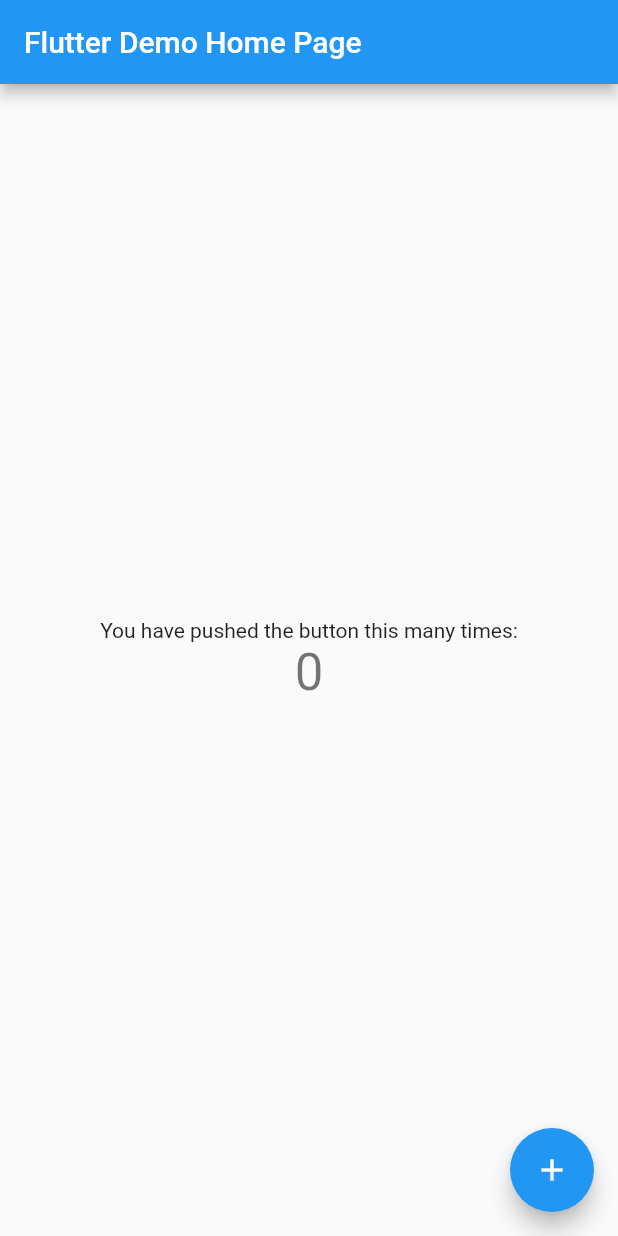
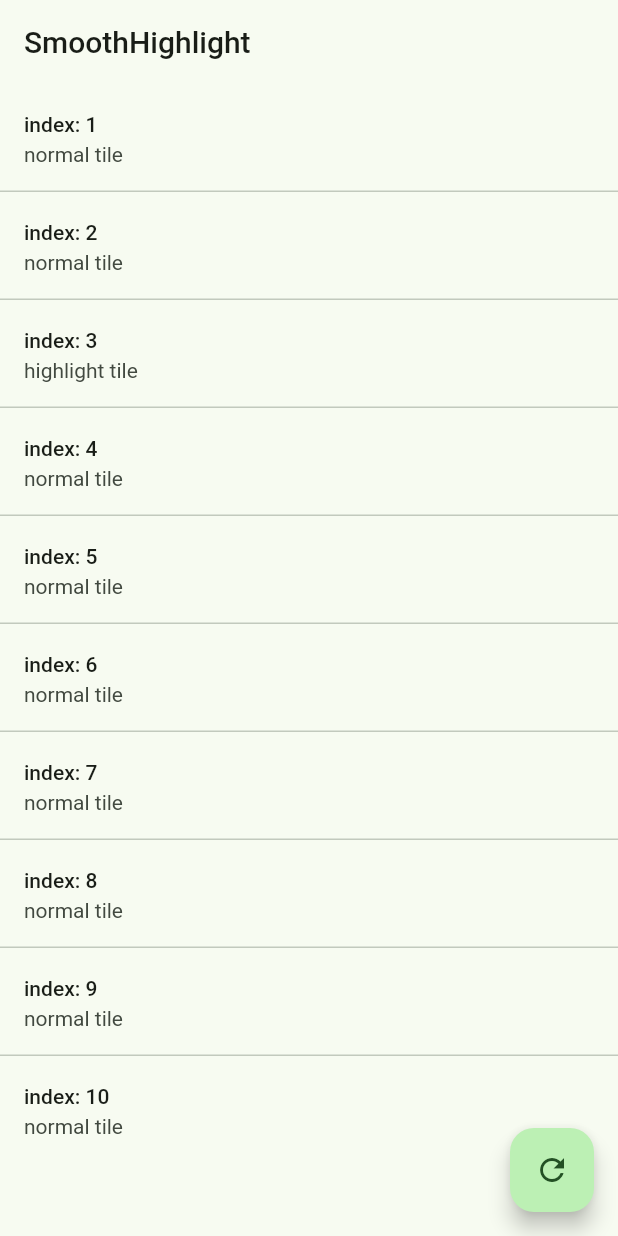
Before and after one commit to htsuruo/smooth_highlight, a Flutter app: the screen it shows after launch, on a phone screen of 412 x 824 dp. Run offline on Flutter 3.47's test engine with Material 2 defaults, Android fonts, the phone set to English and light mode, and no system bars.

Commit message:
Add example

```diff
--- a/example/lib/main.dart
+++ b/example/lib/main.dart
@@ -1,115 +1,60 @@
 import 'package:flutter/material.dart';
 
 void main() {
-  runApp(const MyApp());
+  runApp(
+    const App(),
+  );
 }
 
-class MyApp extends StatelessWidget {
-  const MyApp({Key? key}) : super(key: key);
+class App extends StatelessWidget {
+  const App({super.key});
 
-  // This widget is the root of your application.
   @override
   Widget build(BuildContext context) {
     return MaterialApp(
-      title: 'Flutter Demo',
-      theme: ThemeData(
-        // This is the theme of your application.
-        //
-        // Try running your application with "flutter run". You'll see the
-        // application has a blue toolbar. Then, without quitting the app, try
-        // changing the primarySwatch below to Colors.green and then invoke
-        // "hot reload" (press "r" in the console where you ran "flutter run",
-        // or simply save your changes to "hot reload" in a Flutter IDE).
-        // Notice that the counter didn't reset back to zero; the application
-        // is not restarted.
-        primarySwatch: Colors.blue,
+      theme: ThemeData.from(
+        colorScheme: ColorScheme.fromSeed(
+          seedColor: Colors.green,
+        ),
+      ).copyWith(
+        useMaterial3: true,
+        dividerTheme: const DividerThemeData(space: 0),
       ),
-      home: const MyHomePage(title: 'Flutter Demo Home Page'),
+      home: const _HomePage(),
     );
   }
 }
 
-class MyHomePage extends StatefulWidget {
-  const MyHomePage({Key? key, required this.title}) : super(key: key);
-
-  // This widget is the home page of your application. It is stateful, meaning
-  // that it has a State object (defined below) that contains fields that affect
-  // how it looks.
-
-  // This class is the configuration for the state. It holds the values (in this
-  // case the title) provided by the parent (in this case the App widget) and
-  // used by the build method of the State. Fields in a Widget subclass are
-  // always marked "final".
-
-  final String title;
+class _HomePage extends StatefulWidget {
+  const _HomePage();
 
   @override
-  State<MyHomePage> createState() => _MyHomePageState();
+  State<_HomePage> createState() => _HomePageState();
 }
 
-class _MyHomePageState extends State<MyHomePage> {
-  int _counter = 0;
-
-  void _incrementCounter() {
-    setState(() {
-      // This call to setState tells the Flutter framework that something has
-      // changed in this State, which causes it to rerun the build method below
-      // so that the display can reflect the updated values. If we changed
-      // _counter without calling setState(), then the build method would not be
-      // called again, and so nothing would appear to happen.
-      _counter++;
-    });
-  }
-
+class _HomePageState extends State<_HomePage> {
   @override
   Widget build(BuildContext context) {
-    // This method is rerun every time setState is called, for instance as done
-    // by the _incrementCounter method above.
-    //
-    // The Flutter framework has been optimized to make rerunning build methods
-    // fast, so that you can just rebuild anything that needs updating rather
-    // than having to individually change instances of widgets.
     return Scaffold(
       appBar: AppBar(
-        // Here we take the value from the MyHomePage object that was created by
-        // the App.build method, and use it to set our appbar title.
-        title: Text(widget.title),
+        title: const Text('SmoothHighlight'),
       ),
-      body: Center(
-        // Center is a layout widget. It takes a single child and positions it
-        // in the middle of the parent.
-        child: Column(
-          // Column is also a layout widget. It takes a list of children and
-          // arranges them vertically. By default, it sizes itself to fit its
-          // children horizontally, and tries to be as tall as its parent.
-          //
-          // Invoke "debug painting" (press "p" in the console, choose the
-          // "Toggle Debug Paint" action from the Flutter Inspector in Android
-          // Studio, or the "Toggle Debug Paint" command in Visual Studio Code)
-          // to see the wireframe for each widget.
-          //
-          // Column has various properties to control how it sizes itself and
-          // how it positions its children. Here we use mainAxisAlignment to
-          // center the children vertically; the main axis here is the vertical
-          // axis because Columns are vertical (the cross axis would be
-          // horizontal).
-          mainAxisAlignment: MainAxisAlignment.center,
-          children: <Widget>[
-            const Text(
-              'You have pushed the button this many times:',
-            ),
-            Text(
-              '$_counter',
-              style: Theme.of(context).textTheme.headline4,
-            ),
-          ],
-        ),
+      body: ListView.separated(
+        itemCount: 10,
+        separatorBuilder: (context, _) => const Divider(),
+        itemBuilder: (context, index) {
+          final target = index == 2;
+          return ListTile(
+            title: Text('index: ${index + 1}'),
+            subtitle: Text(target ? 'highlight tile' : 'normal tile'),
+            onTap: () {},
+          );
+        },
       ),
       floatingActionButton: FloatingActionButton(
-        onPressed: _incrementCounter,
-        tooltip: 'Increment',
-        child: const Icon(Icons.add),
-      ), // This trailing comma makes auto-formatting nicer for build methods.
+        onPressed: () {},
+        child: const Icon(Icons.refresh),
+      ),
     );
   }
 }
--- a/example/pubspec.yaml
+++ b/example/pubspec.yaml
@@ -29,6 +29,8 @@ environment:
 dependencies:
   flutter:
     sdk: flutter
+  smooth_highlight:
+    path: ..
 
 
   # The following adds the Cupertino Icons font to your application.
```
Also changed, not shown: lib/src/smooth_highlight.dart (+16 -19 lines), example/pubspec.lock, 1 other file.
